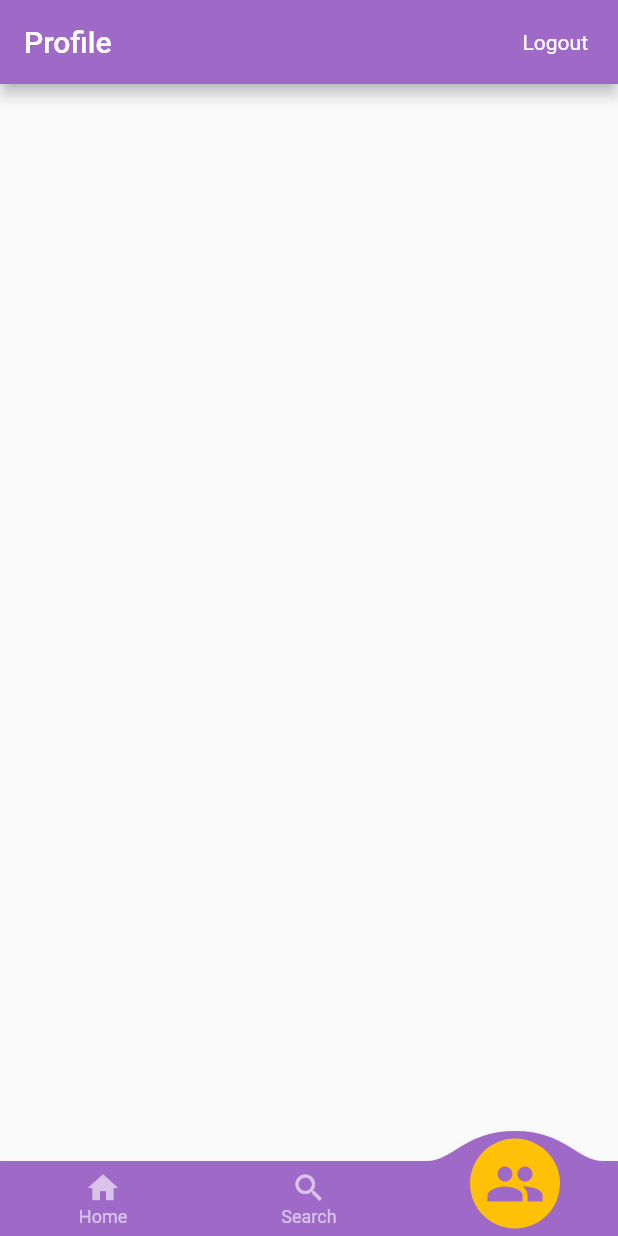
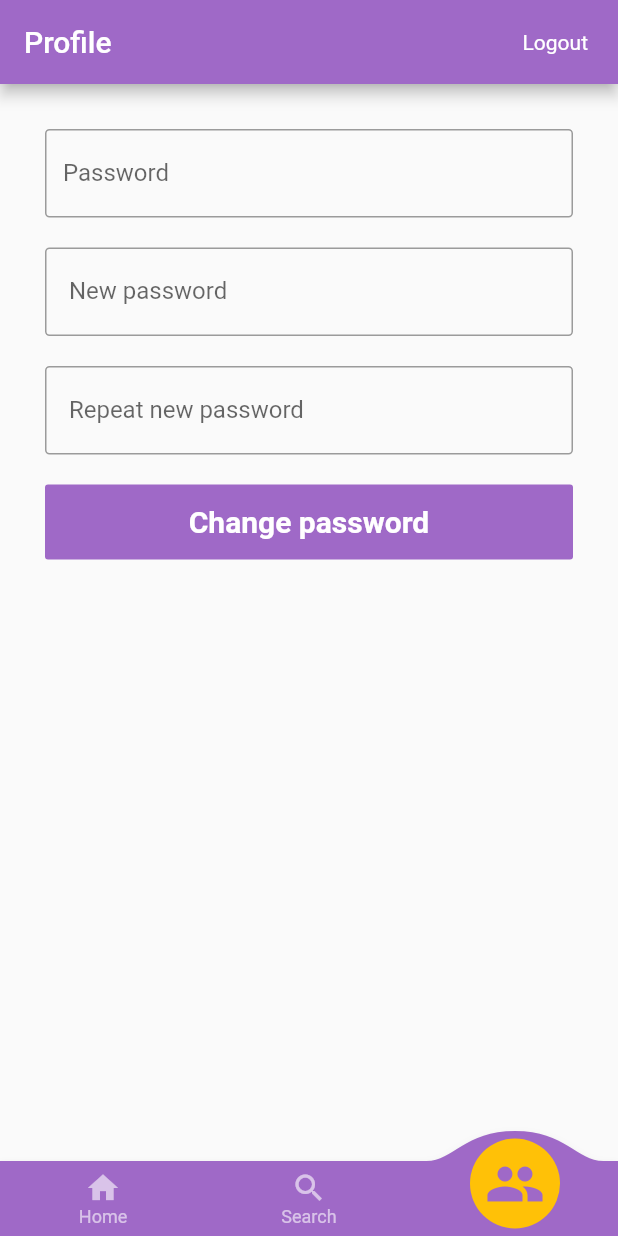
Before and after one commit to RoperoIvan/ProjecteDispositius, a Flutter app: the screen it shows once a user with an empty profile is signed in, item 3 of the bottom bar chosen, on a phone screen of 412 x 824 dp. Run offline on Flutter 3.47's test engine with Material 2 defaults, Android fonts, the phone set to English and light mode, and no system bars; drawn by our look-alikes of convex_bottom_bar; our stand-ins replace cloud_firestore, firebase_auth, firebase_core; accounts and stored records are empty; network calls fail.

Commit message:
id and change password

```diff
--- a/projectdisp/lib/model/movie.dart
+++ b/projectdisp/lib/model/movie.dart
@@ -8,8 +8,9 @@ class Movie {
   final String year;
   final String poster;
   final String baseRate;
+  final String id;
 
-  Movie({this.title, this.year, this.poster, this.baseRate});
+  Movie({this.title, this.year, this.poster, this.baseRate, this.id});
 
   static Future<Movie> fetchMovie(String title) async {
     //This is to get full info of an specific movie
@@ -24,7 +25,8 @@ class Movie {
             title: rawmovies['Title'],
             year: rawmovies['Year'],
             poster: rawmovies['Poster'],
-            baseRate: rawmovies['imdbRating']);
+            baseRate: rawmovies['imdbRating'],
+            id:  rawmovies['imdbID']);
       }
       return pickedMovie;
     } else {
--- a/projectdisp/lib/screens/profilescreen.dart
+++ b/projectdisp/lib/screens/profilescreen.dart
@@ -1,7 +1,30 @@
 import 'package:firebase_auth/firebase_auth.dart';
 import 'package:flutter/material.dart';
 
-class ProfileScreen extends StatelessWidget {
+class ProfileScreen extends StatefulWidget {
+  @override
+  _ProfileScreenState createState() => _ProfileScreenState();
+}
+
+class _ProfileScreenState extends State<ProfileScreen> {
+  TextEditingController _password, _newPassword, _repeatNewPassword;
+
+  @override
+  void initState() {
+    _password = TextEditingController();
+    _newPassword = TextEditingController();
+    _repeatNewPassword = TextEditingController();
+    super.initState();
+  }
+
+  @override
+  void dispose() {
+    _password.dispose();
+    _newPassword.dispose();
+    _repeatNewPassword.dispose();
+    super.dispose();
+  }
+
   @override
   Widget build(BuildContext context) {
     return Scaffold(
@@ -18,6 +41,105 @@ class ProfileScreen extends StatelessWidget {
           ),
         )
       ]),
+      body: Padding(
+        padding: const EdgeInsets.all(30.0),
+        child: Column(
+          crossAxisAlignment: CrossAxisAlignment.stretch,
+          children: [
+            TextField(
+              controller: _password,
+              obscureText: true,
+              decoration: InputDecoration(
+                border: OutlineInputBorder(
+                  borderRadius: BorderRadius.all(Radius.circular(3)),
+                ),
+                labelText: 'Password',
+              ),
+            ),
+            SizedBox(height: 20,),
+            TextField(
+              controller: _newPassword,
+              obscureText: true,
+              decoration: InputDecoration(
+                border: OutlineInputBorder(
+                  borderRadius: BorderRadius.all(Radius.circular(3)),
+                ),
+                labelText: ' New password',
+              ),
+            ),
+                        SizedBox(height: 20,),
+            TextField(
+              controller: _repeatNewPassword,
+              obscureText: true,
+              decoration: InputDecoration(
+                border: OutlineInputBorder(
+                  borderRadius: BorderRadius.all(Radius.circular(3)),
+                ),
+                labelText: ' Repeat new password',
+              ),
+            ),
+                        SizedBox(height: 20,),
+
+            FlatButton(
+              color: Theme.of(context).primaryColor,
+              height: 50,
+              child: Text(
+                'Change password',
+                style: TextStyle(
+                  fontSize: 20,
+                  fontWeight: FontWeight.bold,
+                  color: Colors.white,
+                ),
+              ),
+              onPressed: () {
+                _ChangePassword(
+                  password: _password.text,
+                  newPassword: _newPassword.text,
+                  repeatNewPassword: _repeatNewPassword.text,
+                );
+              },
+            ),
+          ],
+        ),
+      ),
     );
   }
+
+  void _ChangePassword(
+      {String password, String newPassword, String repeatNewPassword}) async {
+    try {
+      User currentUser = FirebaseAuth.instance.currentUser;
+
+      var authCredentials = EmailAuthProvider.credential(
+          email: currentUser.email, password: password);
+
+      var authResult =
+          await currentUser.reauthenticateWithCredential(authCredentials);
+      if (newPassword != repeatNewPassword) {
+        ScaffoldMessenger.of(context).showSnackBar(
+          SnackBar(
+            content: Text('Repeat password are rong'),
+            backgroundColor: Colors.red,
+          ),
+        );
+      } else {
+        if (authResult.user != null) {
+          currentUser.updatePassword(newPassword);
+          ScaffoldMessenger.of(context).showSnackBar(
+            SnackBar(
+              content: Text('Password changed'),
+              backgroundColor: Colors.green,
+            ),
+          );
+        }
+      }
+    } catch (e) {
+      ScaffoldMessenger.of(context).showSnackBar(
+        SnackBar(
+          content: Text('Password are rong'),
+          backgroundColor: Colors.red,
+        ),
+      );
+    }
+  }
 }
```
Also changed, not shown: projectdisp/lib/screens/movie_sheet.dart (+14 -14 lines).
